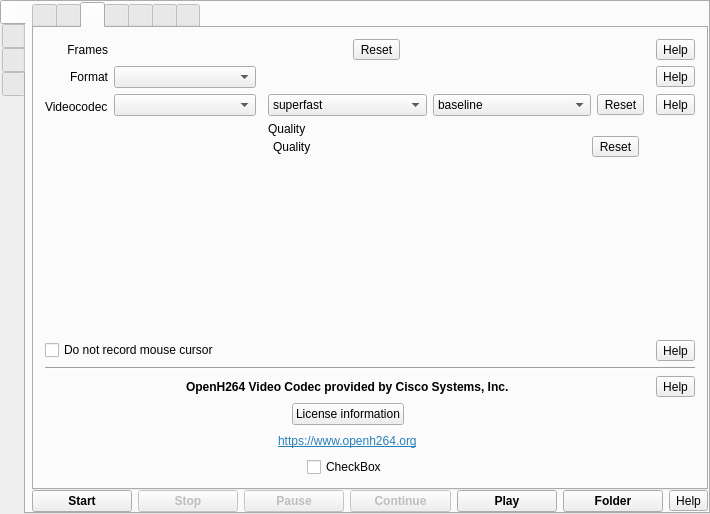
First picture: the form in src/formMainWindow.ui, repository vkohaupt/vokoscreenNG, before the edit.
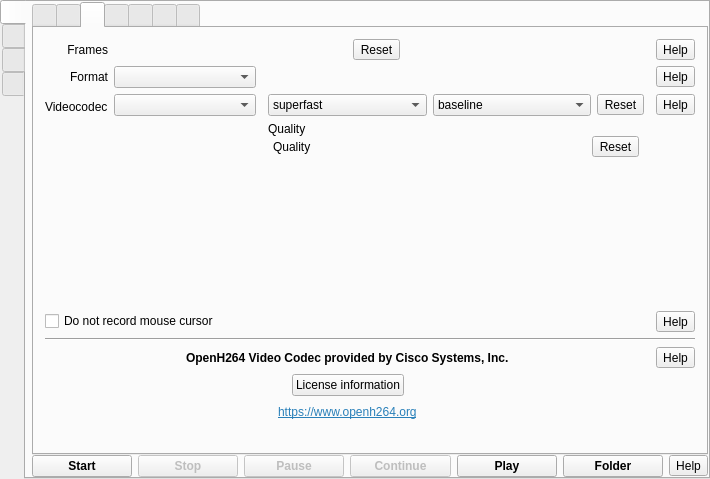
Second picture: the form after the edit. Icons and pictures are not drawn.

The edit to the form file:
```diff
--- a/src/formMainWindow.ui
+++ b/src/formMainWindow.ui
@@ -7,7 +7,7 @@
     <x>0</x>
     <y>0</y>
     <width>710</width>
-    <height>514</height>
+    <height>479</height>
    </rect>
   </property>
   <property name="windowTitle">
@@ -979,13 +979,6 @@
                 </property>
                </spacer>
               </item>
-              <item row="9" column="1" colspan="3" alignment="Qt::AlignHCenter">
-               <widget class="QCheckBox" name="checkBox">
-                <property name="text">
-                 <string>CheckBox</string>
-                </property>
-               </widget>
-              </item>
               <item row="0" column="4">
                <widget class="QToolButton" name="help_screencast_frames">
                 <property name="toolTip">
@@ -1074,6 +1067,36 @@
                 </property>
                </widget>
               </item>
+              <item row="9" column="1" colspan="3">
+               <layout class="QHBoxLayout" name="horizontalLayout_35">
+                <item>
+                 <spacer name="horizontalSpacer_21">
+                  <property name="orientation">
+                   <enum>Qt::Horizontal</enum>
+                  </property>
+                  <property name="sizeHint" stdset="0">
+                   <size>
+                    <width>40</width>
+                    <height>20</height>
+                   </size>
+                  </property>
+                 </spacer>
+                </item>
+                <item>
+                 <spacer name="horizontalSpacer_20">
+                  <property name="orientation">
+                   <enum>Qt::Horizontal</enum>
+                  </property>
+                  <property name="sizeHint" stdset="0">
+                   <size>
+                    <width>40</width>
+                    <height>20</height>
+                   </size>
+                  </property>
+                 </spacer>
+                </item>
+               </layout>
+              </item>
              </layout>
             </item>
            </layout>
```
Left out of the diff: 4 changed lines with no effect on the pictures.
